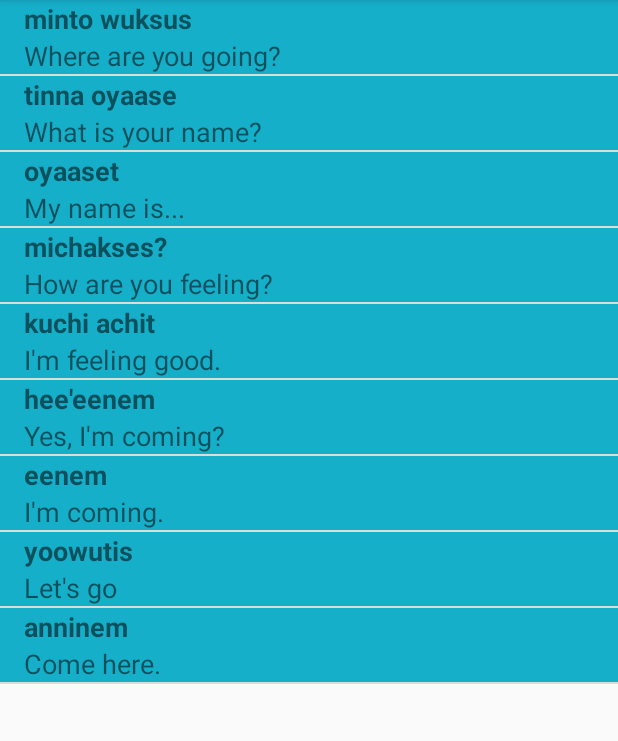
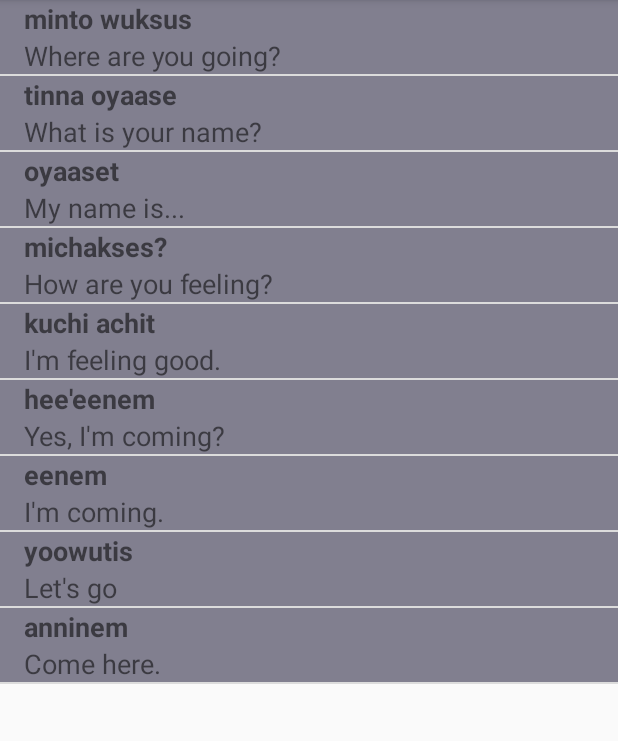
Before and after one commit to vsanjuan/Miwok2, an Android app: the PhrasesActivity screen opened directly, with no data from a screen before it, on a phone screen of 412 x 824 dp, the part 84-825 px from its top. Run offline under Robolectric (Android 15) with nearby library versions, the phone set to English and light mode, and no system bars.

Commit message:
Test. Use this.mBackgroundColor instead of color

```diff
--- a/app/src/main/java/com/example/android/miwok/WordAdapter.java
+++ b/app/src/main/java/com/example/android/miwok/WordAdapter.java
@@ -2,6 +2,7 @@ package com.example.android.miwok;
 
 import android.app.Activity;
 import android.support.v4.content.ContextCompat;
+import android.util.Log;
 import android.view.LayoutInflater;
 import android.view.View;
 import android.view.ViewGroup;
@@ -83,7 +84,11 @@ public class WordAdapter extends ArrayAdapter<Word>{
         //Find the color that the resource ID maps to
         int color = ContextCompat.getColor((getContext()),mBackgroundColor);
         // Set teh background color of the text container View
-        textContainer.setBackgroundColor(color);
+//        textContainer.setBackgroundColor(color);
+
+        textContainer.setBackgroundColor(this.mBackgroundColor);
+        Log.i(TAG, "Background parameter: " + Integer.toString(this.mBackgroundColor));
+        Log.i(TAG, "Color value: " + Integer.toString(color));
 
 
         // Return the whole list item layout (containing 2 TextViews and an ImageView)
```
